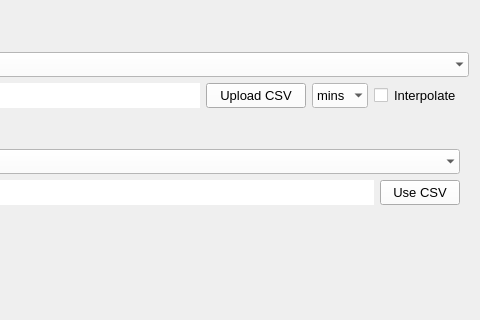
The window that threedi_models_and_simulations/ui/simulation_wizard/page_laterals.ui (nens/threedi-api-qgis-client) describes before a commit, drawn with Qt 5; both pictures show x 520 to 1000 and y 0 to 320 of the 1000 by 750 pixel window.
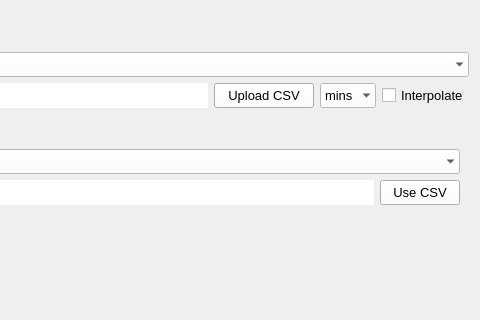
The same window after the commit.

Commit message: Added boundary conditions wizard page.

```diff
--- a/threedi_models_and_simulations/ui/simulation_wizard/page_laterals.ui
+++ b/threedi_models_and_simulations/ui/simulation_wizard/page_laterals.ui
@@ -214,8 +214,6 @@
       </widget>
      </item>
      <item>
-      <layout class="QHBoxLayout" name="horizontalLayout_4">
-       <item>
         <widget class="QCheckBox" name="cb_interpolate_laterals">
          <property name="minimumSize">
           <size>
@@ -225,40 +223,6 @@
          </property>
          <property name="maximumSize">
           <size>
-           <width>14</width>
-           <height>14</height>
-          </size>
-         </property>
-         <property name="font">
-          <font>
-           <family>Segoe UI</family>
-           <pointsize>10</pointsize>
-          </font>
-         </property>
-         <property name="layoutDirection">
-          <enum>Qt::RightToLeft</enum>
-         </property>
-         <property name="styleSheet">
-          <string notr="true">QCheckBox{background-color: white;}</string>
-         </property>
-         <property name="text">
-          <string/>
-         </property>
-         <property name="checked">
-          <bool>false</bool>
-         </property>
-        </widget>
-       </item>
-       <item>
-        <widget class="QLabel" name="label_11">
-         <property name="minimumSize">
-          <size>
-           <width>75</width>
-           <height>20</height>
-          </size>
-         </property>
-         <property name="maximumSize">
-          <size>
            <width>16777215</width>
            <height>16777215</height>
           </size>
@@ -269,12 +233,16 @@
            <pointsize>10</pointsize>
           </font>
          </property>
+       <property name="layoutDirection">
+        <enum>Qt::LeftToRight</enum>
+       </property>
          <property name="text">
           <string>Interpolate</string>
          </property>
-        </widget>
-       </item>
-      </layout>
+       <property name="checked">
+        <bool>false</bool>
+       </property>
+      </widget>
      </item>
     </layout>
    </item>
```
Lines whose indentation alone changed are shown as unchanged. The commit also changes 8 other files.
